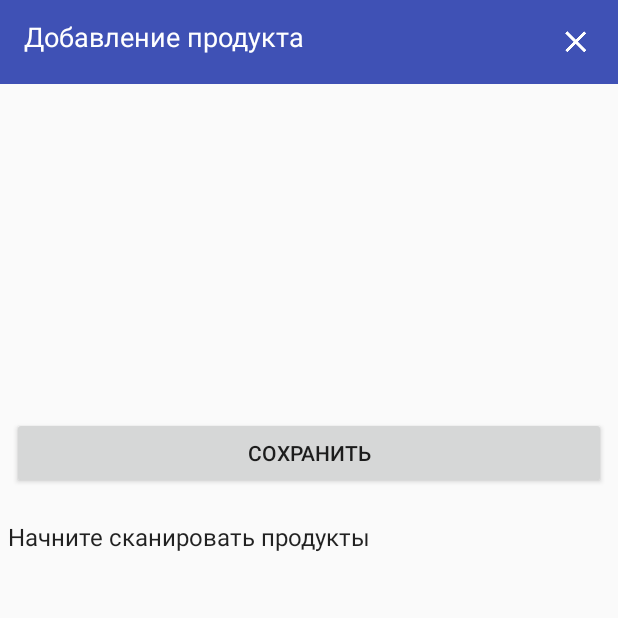
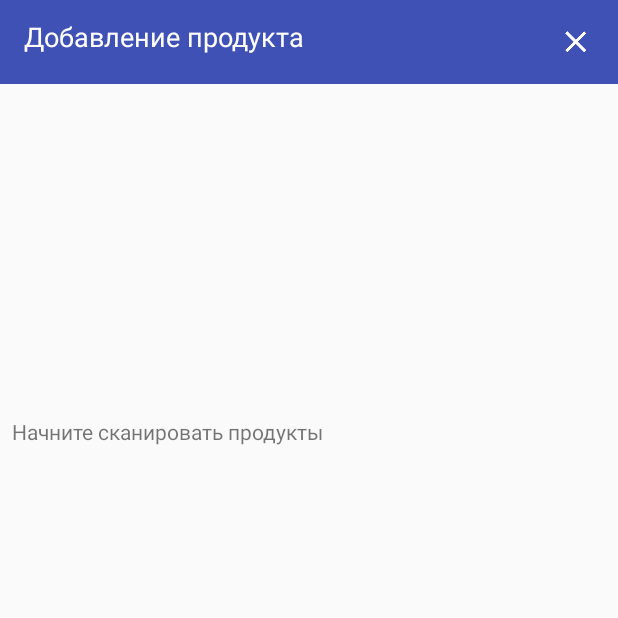
Before and after one commit to LidaVygonskaya/FoodTracker, an Android app: the CameraScanActivity screen opened directly, with no data from a screen before it, on a phone screen of 412 x 824 dp, the top half of it. Run offline under Robolectric (Android 15) with nearby library versions, the phone set to English and light mode, and no system bars; 2 statements that could not run were skipped.

Commit message:
Add invisible button

```diff
--- a/app/src/main/java/com/example/lida/foodtracker/CameraScanActivity.java
+++ b/app/src/main/java/com/example/lida/foodtracker/CameraScanActivity.java
@@ -24,6 +24,7 @@ import android.widget.FrameLayout;
 import android.widget.ImageButton;
 import android.widget.ListView;
 import android.widget.NumberPicker;
+import android.widget.TextView;
 import android.widget.Toast;
 import android.widget.Toolbar;
 
@@ -49,6 +50,7 @@ public class CameraScanActivity extends AppCompatActivity {
     private SurfaceView cameraView;
     private ListView barcodeInfo;
     private Button buttonSave;
+    private TextView buttonSaveEmpty;
     private BarcodeDetector barcodeDetector;
     private Toolbar toolbar;
     private ImageButton exitButton;
@@ -72,13 +74,15 @@ public class CameraScanActivity extends AppCompatActivity {
         buttonSave = (Button) findViewById(R.id.button_save);
         buttonSave.setOnClickListener(saveListener);
 
+        buttonSaveEmpty = (TextView) findViewById(R.id.button_save_empty);
+
         exitButton = (ImageButton) findViewById(R.id.exit);
         exitButton.setOnClickListener(exitListener);
 
         products = new ArrayList<Product>();
 
         productList = new ArrayList<String>();
-        productList.add(getString(R.string.add_product_start));
+        //productList.add(getString(R.string.add_product_start));
 
         barcodeInfo = (ListView) findViewById(R.id.barcodeTextView);
         arrayAdapter = new ArrayAdapter<String>(this, R.layout.simple_list_item, productList);
@@ -252,8 +256,10 @@ public class CameraScanActivity extends AppCompatActivity {
     public void checkButtonVisibility() {
         if (buttonSave.getVisibility() == View.INVISIBLE && !productList.isEmpty()) {
             buttonSave.setVisibility(View.VISIBLE);
+            buttonSaveEmpty.setVisibility(View.INVISIBLE);
         } else if (productList.isEmpty()) {
             buttonSave.setVisibility(View.INVISIBLE);
+            buttonSaveEmpty.setVisibility(View.VISIBLE);
         }
     }
 
--- a/app/src/main/res/layout/activity_camera_scan.xml
+++ b/app/src/main/res/layout/activity_camera_scan.xml
@@ -72,12 +72,30 @@
         android:layout_marginStart="8dp"
         android:layout_marginTop="8dp"
         android:text="@string/button_save"
+        android:visibility="invisible"
+        app:layout_constraintEnd_toEndOf="parent"
+        app:layout_constraintStart_toStartOf="parent"
+        app:layout_constraintTop_toBottomOf="@+id/camera_view">
+
+    </Button>
+
+    <TextView
+        android:id="@+id/button_save_empty"
+        android:layout_width="match_parent"
+        android:layout_height="wrap_content"
+        android:layout_below="@id/camera_view"
+        android:layout_marginEnd="8dp"
+        android:layout_marginLeft="8dp"
+        android:layout_marginRight="8dp"
+        android:layout_marginStart="8dp"
+        android:layout_marginTop="8dp"
+        android:text="@string/add_product_start"
         android:visibility="visible"
         app:layout_constraintEnd_toEndOf="parent"
         app:layout_constraintStart_toStartOf="parent"
         app:layout_constraintTop_toBottomOf="@+id/camera_view">
 
-    </Button>
+    </TextView>
 
     <ListView
         android:id="@+id/barcodeTextView"
```
